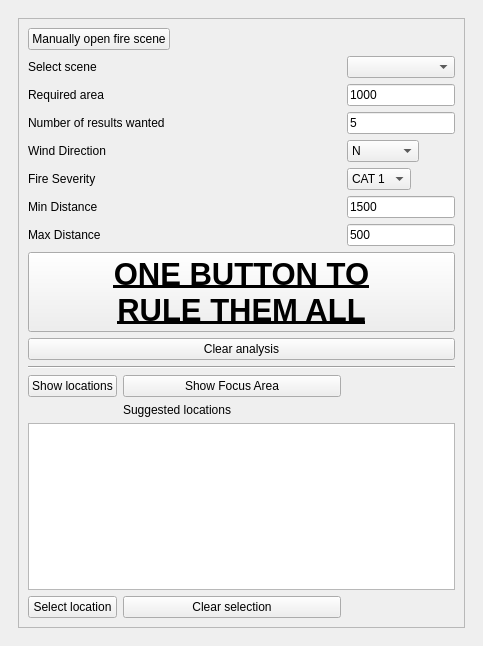
First picture: the form in LocatorTool/LocatingTool/locating_tool_dockwidget_base.ui, repository qq2012/GEO1005, before the edit.
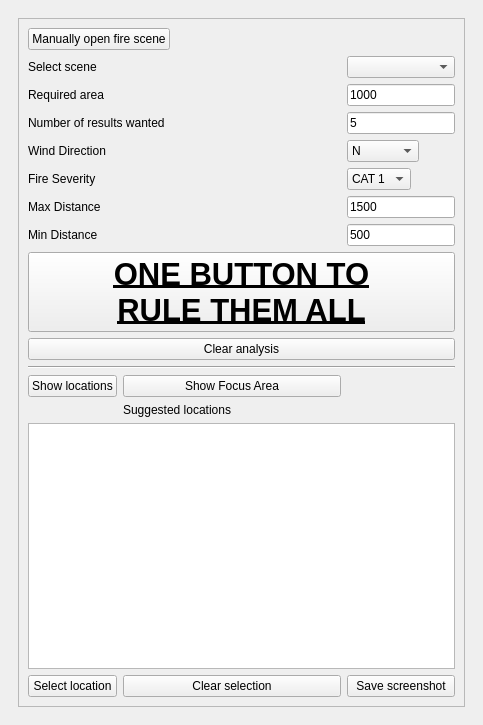
Second picture: the form after the edit.

Commit message: screenshot function added

```diff
--- a/LocatorTool/LocatingTool/locating_tool_dockwidget_base.ui
+++ b/LocatorTool/LocatingTool/locating_tool_dockwidget_base.ui
@@ -10,7 +10,7 @@
     <x>0</x>
     <y>0</y>
     <width>483</width>
-    <height>646</height>
+    <height>725</height>
    </rect>
   </property>
   <property name="windowTitle">
@@ -30,7 +30,7 @@
        </sizepolicy>
       </property>
       <layout class="QGridLayout" name="gridLayout_4">
-       <item row="0" column="1">
+       <item row="0" column="0">
         <widget class="QScrollArea" name="scrollArea">
          <property name="widgetResizable">
           <bool>true</bool>
@@ -40,8 +40,8 @@
            <rect>
             <x>0</x>
             <y>0</y>
-            <width>434</width>
-            <height>574</height>
+            <width>445</width>
+            <height>665</height>
            </rect>
           </property>
           <layout class="QGridLayout" name="gridLayout_3">
@@ -255,19 +255,6 @@
              </property>
             </widget>
            </item>
-           <item row="14" column="0">
-            <widget class="QLabel" name="label_2">
-             <property name="sizePolicy">
-              <sizepolicy hsizetype="Fixed" vsizetype="Fixed">
-               <horstretch>0</horstretch>
-               <verstretch>0</verstretch>
-              </sizepolicy>
-             </property>
-             <property name="text">
-              <string>Max Distance</string>
-             </property>
-            </widget>
-           </item>
            <item row="5" column="2">
             <widget class="QLineEdit" name="areaEdit">
              <property name="sizePolicy">
@@ -371,19 +358,6 @@
              </item>
             </widget>
            </item>
-           <item row="13" column="0">
-            <widget class="QLabel" name="label">
-             <property name="sizePolicy">
-              <sizepolicy hsizetype="Fixed" vsizetype="Fixed">
-               <horstretch>0</horstretch>
-               <verstretch>0</verstretch>
-              </sizepolicy>
-             </property>
-             <property name="text">
-              <string>Min Distance</string>
-             </property>
-            </widget>
-           </item>
            <item row="23" column="0">
             <widget class="QPushButton" name="selectLocationButton">
              <property name="text">
@@ -398,6 +372,39 @@
              </property>
             </widget>
            </item>
+           <item row="23" column="2">
+            <widget class="QPushButton" name="createReportButton">
+             <property name="text">
+              <string>Save screenshot</string>
+             </property>
+            </widget>
+           </item>
+           <item row="14" column="0">
+            <widget class="QLabel" name="label">
+             <property name="sizePolicy">
+              <sizepolicy hsizetype="Fixed" vsizetype="Fixed">
+               <horstretch>0</horstretch>
+               <verstretch>0</verstretch>
+              </sizepolicy>
+             </property>
+             <property name="text">
+              <string>Min Distance</string>
+             </property>
+            </widget>
+           </item>
+           <item row="13" column="0">
+            <widget class="QLabel" name="label_2">
+             <property name="sizePolicy">
+              <sizepolicy hsizetype="Fixed" vsizetype="Fixed">
+               <horstretch>0</horstretch>
+               <verstretch>0</verstretch>
+              </sizepolicy>
+             </property>
+             <property name="text">
+              <string>Max Distance</string>
+             </property>
+            </widget>
+           </item>
           </layout>
          </widget>
         </widget>
```
The commit also changes 12 other files.
